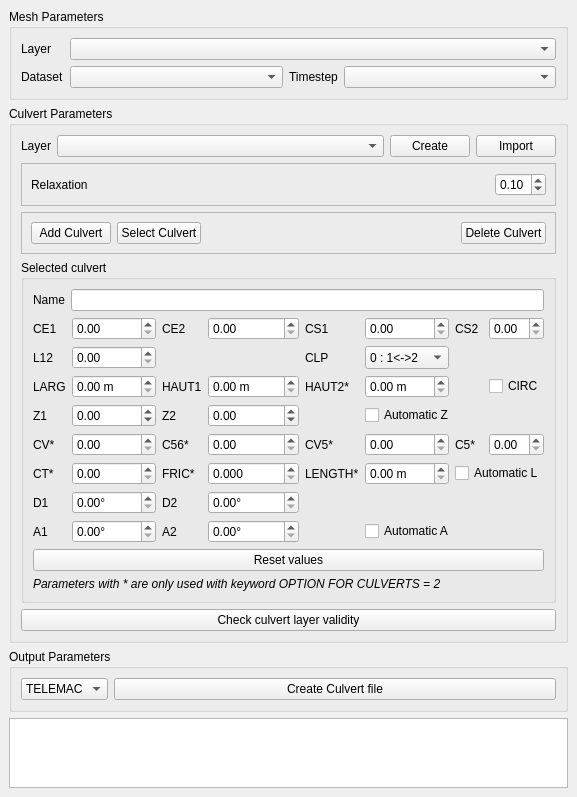
The window that mesh_tools/ui/culvert_manager.ui (Artelia/Mesh_tools) describes before a commit, drawn with Qt 5.
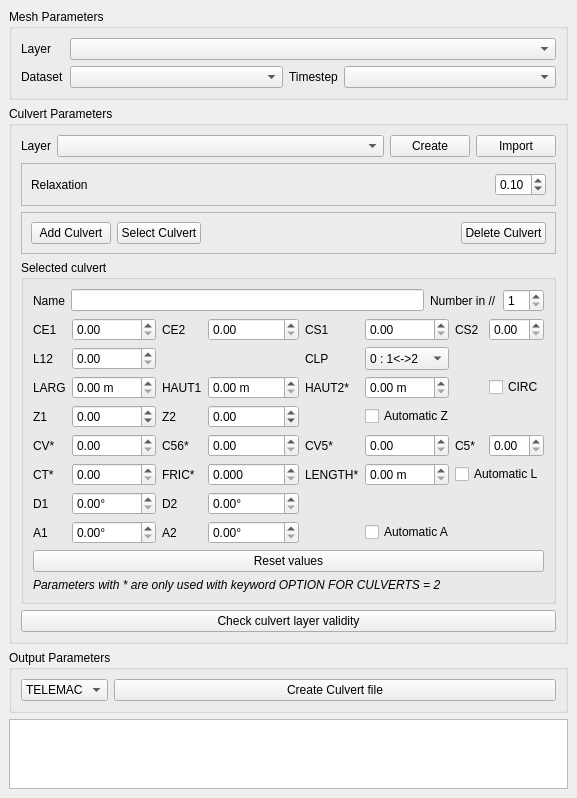
The same window after the commit. Custom widgets are drawn as their Qt base class.

Commit message: Add field "number_in_//" to culvert This will allow the possibility to indicate the number of similar parallel structure Deactivation of unused fields for Uhaina

What changed in the file:
```diff
--- a/mesh_tools/ui/culvert_manager.ui
+++ b/mesh_tools/ui/culvert_manager.ui
@@ -262,6 +262,20 @@
              <item>
               <widget class="QLineEdit" name="txt_name"/>
              </item>
+             <item>
+              <widget class="QLabel" name="label_nbre">
+               <property name="text">
+                <string>Number in //</string>
+               </property>
+              </widget>
+             </item>
+             <item>
+              <widget class="QSpinBox" name="sb_nbre">
+               <property name="minimum">
+                <number>1</number>
+               </property>
+              </widget>
+             </item>
             </layout>
            </widget>
           </item>
```
The commit also changes 2 other files.
